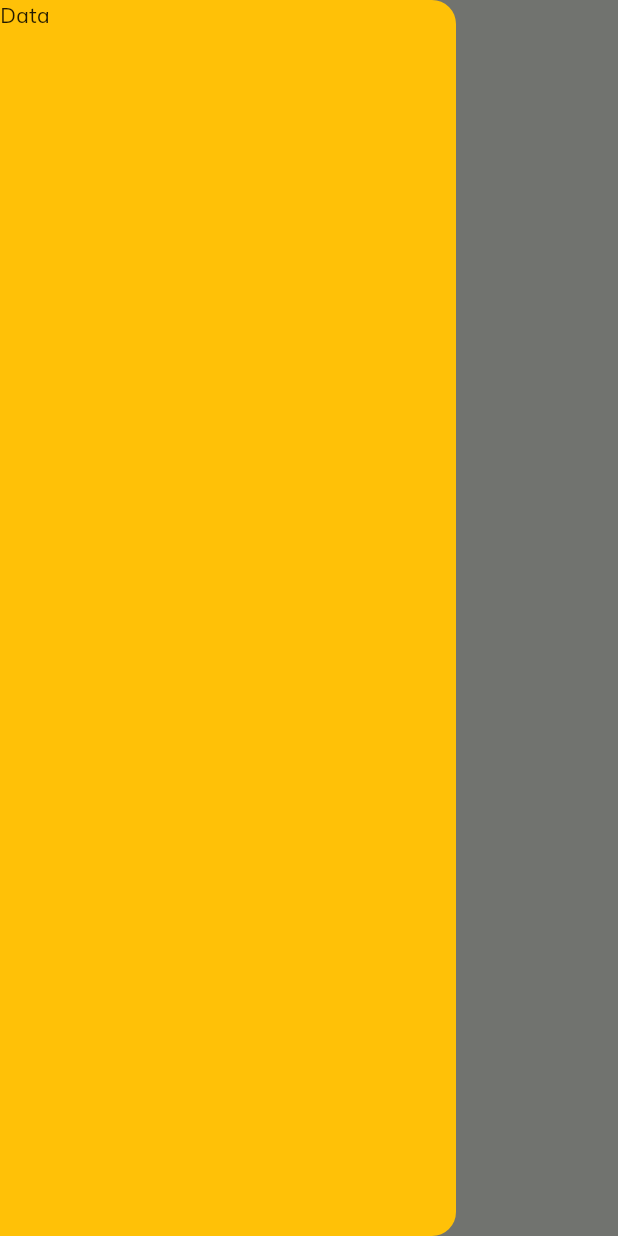
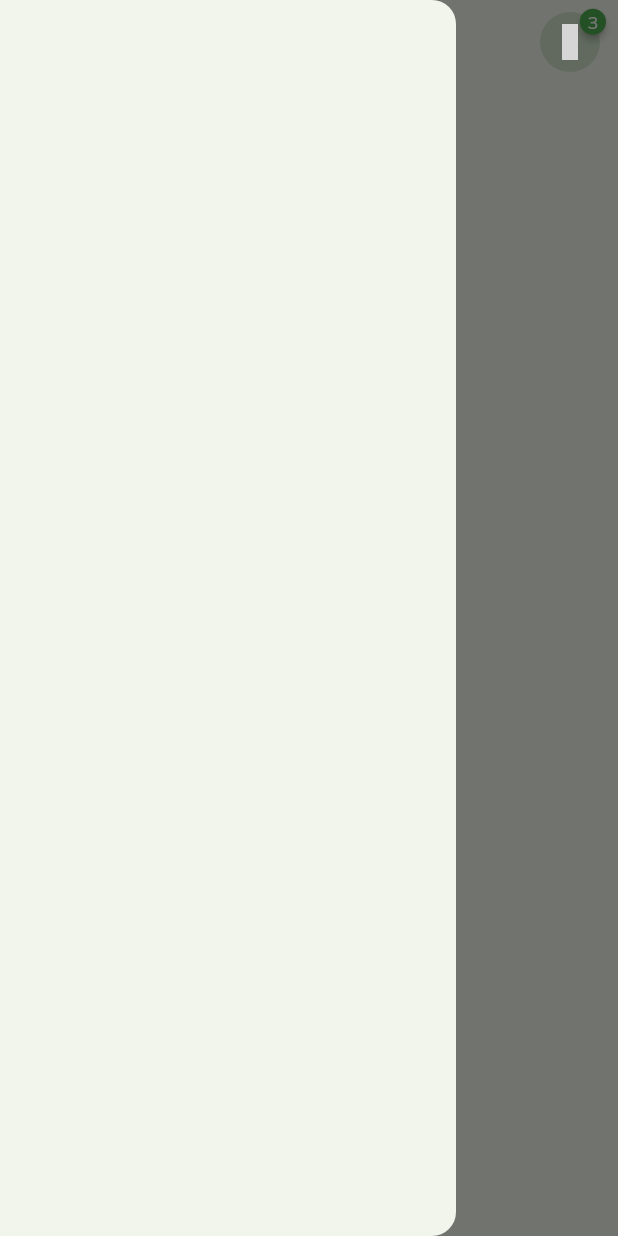
Before and after one commit to Amanciolicious/farmer_app, a Flutter app: the screen it shows after launch, with the side drawer open, on a phone screen of 412 x 824 dp. Run offline on Flutter 3.47's test engine with Material 2 defaults, Android fonts, the phone set to English and light mode, and no system bars; drawn by our look-alikes of badges; our stand-ins replace flutter_iconly, google_fonts; grey boxes are pictures that could not be loaded.

Commit message:
Update home_page.dart

```diff
--- a/lib/pages/home_page.dart
+++ b/lib/pages/home_page.dart
@@ -1,4 +1,6 @@
 import 'package:flutter/material.dart';
+import 'package:flutter_iconly/flutter_iconly.dart';
+import 'package:badges/badges.dart' as badges;
 
 class HomePage extends StatefulWidget {
   const HomePage({super.key});
@@ -11,15 +13,35 @@ class _HomePageState extends State<HomePage> {
   @override
   Widget build(BuildContext context) {
     return Scaffold(
-      drawer: const Drawer(
-        child: Text("Data"),
-        backgroundColor: Colors.amber,
-      ),
+      drawer: const Drawer(),
       appBar: AppBar(
-        title: const Column(
+        centerTitle: false,
+        title: Column(
           crossAxisAlignment: CrossAxisAlignment.start,
-          children: [Text("Hi Nielvin."), Text("Connect with Farmers.")],
+          children: [
+            Text("Hi Amancio 🫀", style: Theme.of(context).textTheme.titleMedium,),
+            Text("Enjoy our services.", style: Theme.of(context).textTheme.bodySmall),
+          ],
         ),
+        actions: [
+          Padding(
+            padding: const EdgeInsets.only(right: 8.0),
+            child: IconButton.filledTonal(
+              onPressed: () {},
+              icon: badges.Badge(
+                badgeContent: const Text(
+                  '3',
+                   style: TextStyle(color: Colors.white, fontSize: 12,),
+                   ),
+                badgeStyle: const badges.BadgeStyle(
+                  badgeColor: Colors.green,
+                ),
+                position: badges.BadgePosition.topEnd(top: -15, end: -12),
+                child: const Icon(IconlyBroken.notification),
+              ),
+            ),
+          )
+        ],
       ),
     );
   }
```
